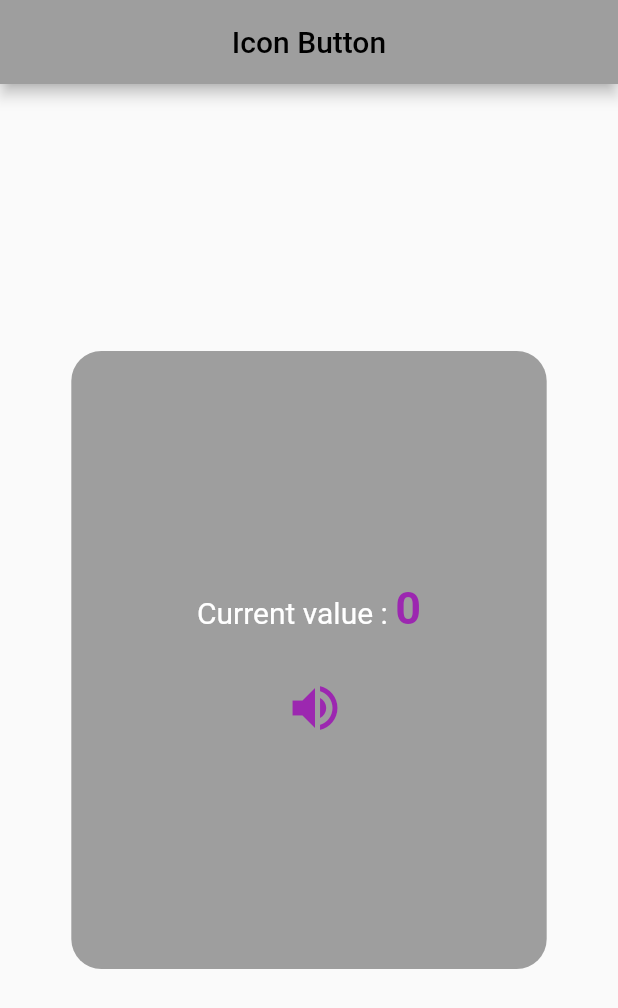
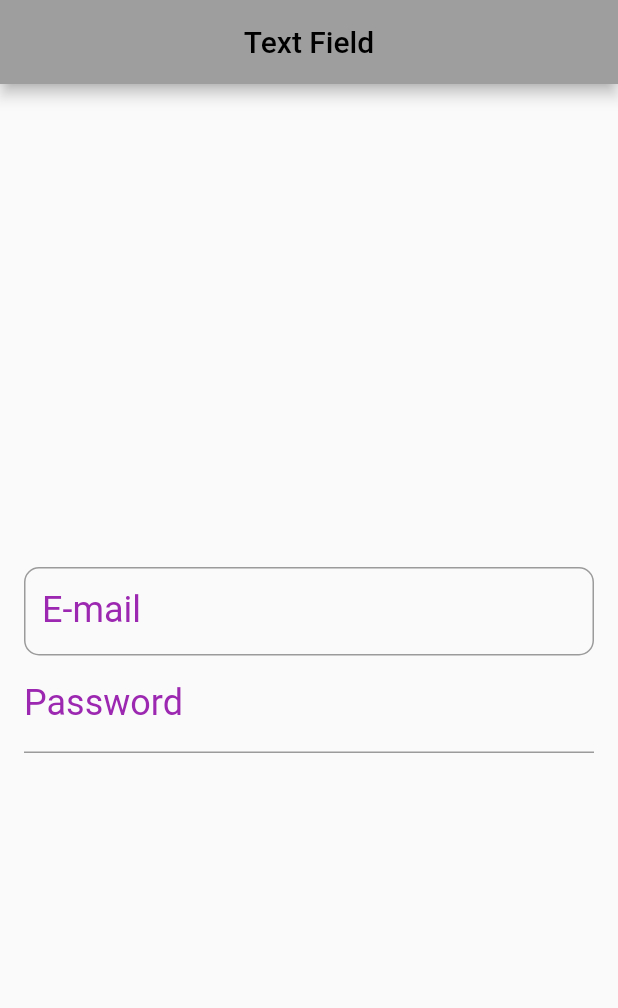
Before and after one commit to bzamanbd/my_flutter_study, a Flutter app: the screen it shows after launch, on a phone screen of 412 x 824 dp. Shown: the top 1008 px of the screen. Run offline on Flutter 3.47's test engine with Material 2 defaults, Android fonts, the phone set to English and light mode, and no system bars.

Commit message:
1st commit

```diff
--- a/lib/main.dart
+++ b/lib/main.dart
@@ -7,7 +7,7 @@ class MyApp extends StatelessWidget {
   Widget build(BuildContext context) {
     return MaterialApp(
       debugShowCheckedModeBanner: false,
-      title: 'Icon Button',
+      title: 'Text Field',
       theme: ThemeData(
         primarySwatch: Colors.grey,
       ),
--- a/lib/pages/home_page.dart
+++ b/lib/pages/home_page.dart
@@ -11,48 +11,43 @@ class _HomePageState extends State<HomePage> {
 
   @override
   Widget build(BuildContext context) {
-    var width = MediaQuery.of(context).size.width;
-    var height = MediaQuery.of(context).size.height;
+    // var width = MediaQuery.of(context).size.width;
+    // var height = MediaQuery.of(context).size.height;
     return Scaffold(
       appBar: AppBar(
-        title: const Text('Icon Button'),
+        title: const Text('Text Field'),
         centerTitle: true,
       ),
       body: Center(
         child: Container(
-          width: width/1.3,
-          height: height/2,
-          decoration: const BoxDecoration(
-            color: Colors.grey,
-            shape: BoxShape.rectangle,
-            borderRadius: BorderRadius.all(Radius.circular(20)),
-          ),
-
+          padding: const EdgeInsets.all(16),
           child: Column(
             mainAxisAlignment: MainAxisAlignment.center,
-            children: [
-             RichText(text: TextSpan(
-               children: <TextSpan>[
-                 const TextSpan(text: 'Current value : ', style: TextStyle(fontSize: 20.0)),
-                 TextSpan(text: '$count', style: const TextStyle( fontSize: 30, fontWeight: FontWeight.bold, color: Colors.purple)),
-               ]
-             )),
-              SizedBox(
-                height: height/40,
+            children:  const [
+              TextField(
+                decoration: InputDecoration(
+                  border: OutlineInputBorder(
+                    borderRadius: BorderRadius.all(Radius.circular(10),
+
+                    ),
+                  ),
+                  hintText: 'Enter Your Email',
+                  labelText: 'E-mail',
+                  labelStyle: TextStyle(fontSize: 24, color: Colors.purple
+                ),
+              )
               ),
-              IconButton(
-                onPressed: (){
-                  setState(() {
-                    count++;
-                  });
-                },
-                icon:  const Icon(Icons.volume_up,
-                size: 40,
-                color: Colors.purple,
+              TextField(
+                decoration: InputDecoration(
+                  hintText: 'Enter Your Password',
+                  labelText: 'Password',
+
+                  labelStyle: TextStyle(fontSize: 24, color: Colors.purple
                 ),
+              )
+              ),
 
-                )
-            ],
+              ],
           ),
         ),
       )
```
